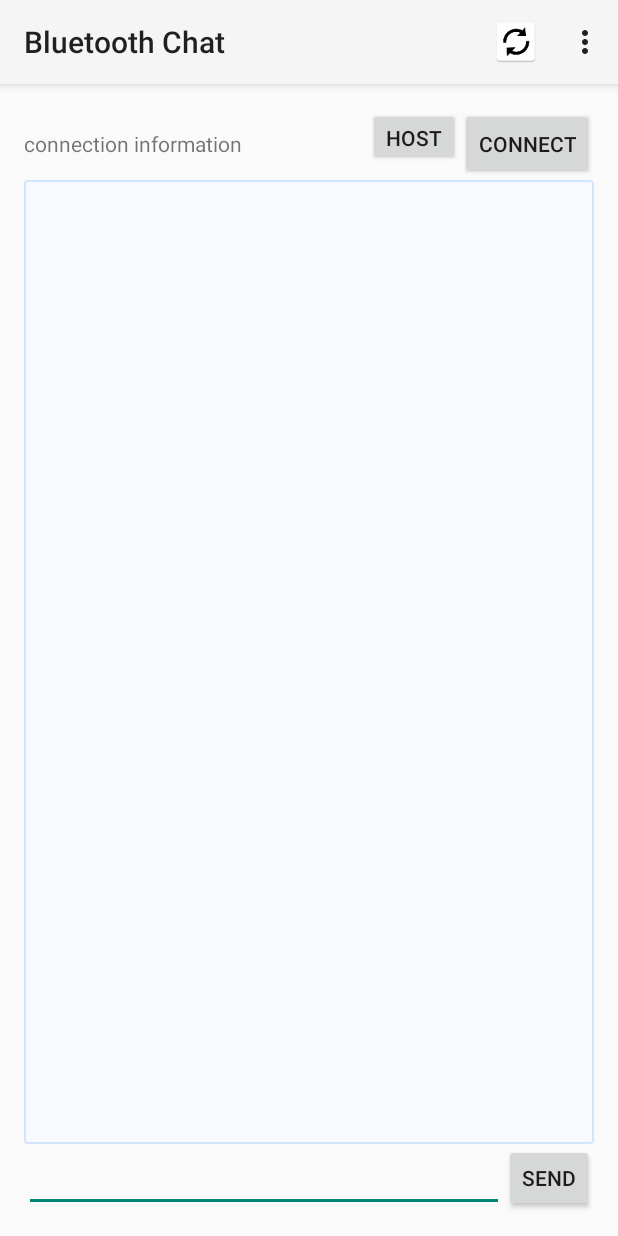
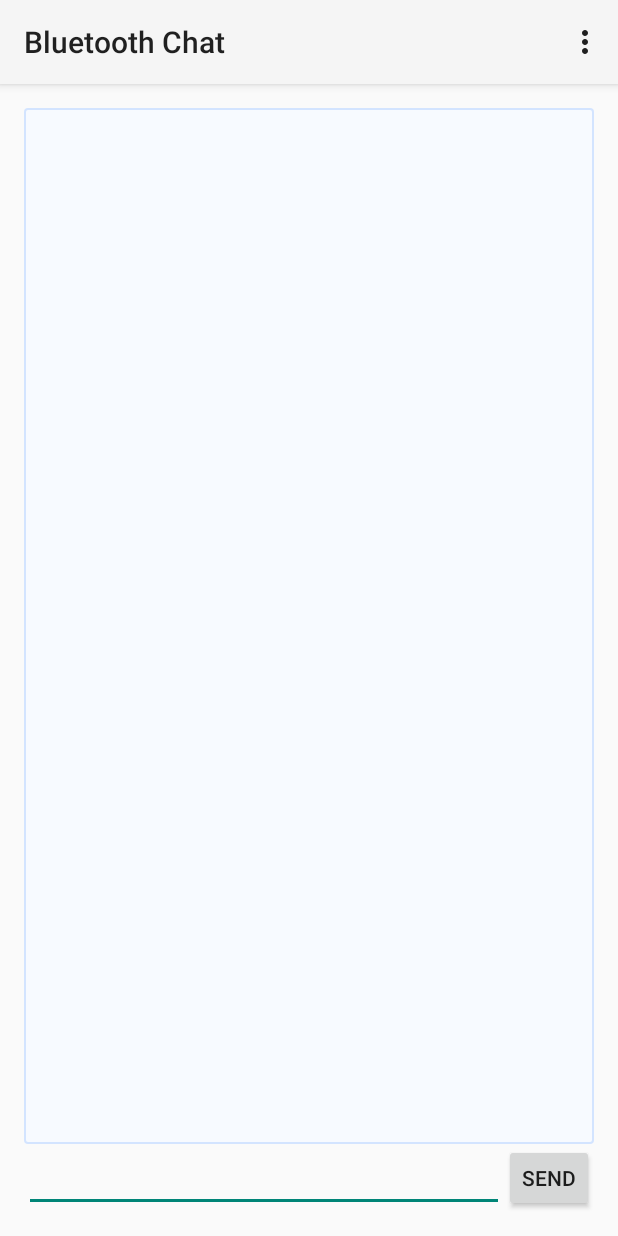
Before and after one commit to karas-michal/Bluetooth_Chat_Application, an Android app: the screen it shows after launch (MainActivity), on a phone screen of 412 x 824 dp. Run offline under Robolectric (Android 15) with nearby library versions, the phone set to English and light mode, and no system bars; 2 statements that could not run were skipped.

Commit message:
Improved GUI

```diff
--- a/app/src/main/java/progzesp/btchat/chat/ChatService.java
+++ b/app/src/main/java/progzesp/btchat/chat/ChatService.java
@@ -37,7 +37,7 @@ public class ChatService extends Service {
                 e.printStackTrace();
             }
             if (bytes >0 ) {
-                activity.updateClient(new String(buffer), "OUT"); //Update Activity (client) by the implementd callback
+                activity.updateClient(new String(buffer)); //Update Activity (client) by the implementd callback
                 bytes = 0;
             }
             handler.postDelayed(serviceRunnable, 1000);
@@ -71,7 +71,7 @@ public class ChatService extends Service {
     public void sendMessage(String text) throws IOException {
         //TODO
         outputStream.write(text.getBytes());
-        Toast.makeText(getApplicationContext(), "msg send", Toast.LENGTH_SHORT).show();
+        Toast.makeText(getApplicationContext(), "Message sent", Toast.LENGTH_SHORT).show();
     }
 
     public void setBluetoothSocket(BluetoothSocket s) throws IOException {
@@ -88,6 +88,6 @@ public class ChatService extends Service {
 
     //callbacks interface for communication with service clients!
     public interface Callbacks{
-        void updateClient(String data, String id);
+        void updateClient(String data);
     }
 }
--- a/app/src/main/res/layout/activity_main.xml
+++ b/app/src/main/res/layout/activity_main.xml
@@ -48,26 +48,4 @@
             android:layout_below="@+id/textView"
             android:layout_alignParentRight="true"/>
 
-    <TextView
-            android:layout_width="wrap_content"
-            android:layout_height="wrap_content"
-            android:textAppearance="?android:attr/textAppearanceSmall"
-            android:text="@string/your_color_connected_devices"
-            android:id="@+id/textView2"
-            android:paddingBottom="5dp"
-            android:layout_alignBaseline="@+id/connectButton" android:layout_alignBottom="@+id/connectButton"
-            android:layout_alignParentLeft="true" android:layout_alignParentStart="true"/>
-    <Button
-            style="?android:attr/buttonStyleSmall"
-            android:layout_width="wrap_content"
-            android:layout_height="wrap_content"
-            android:text="Connect"
-            android:id="@+id/connectButton"
-            android:layout_alignParentTop="true" android:layout_alignRight="@+id/textView"
-            android:layout_alignEnd="@+id/textView"/>
-    <Button style="?android:attr/buttonStyleSmall" android:layout_width="wrap_content"
-            android:layout_height="wrap_content" android:text="Host" android:id="@+id/hostButton"
-            android:layout_alignBottom="@+id/textView2" android:layout_toLeftOf="@+id/connectButton"
-            android:layout_toStartOf="@+id/connectButton"/>
-
 </RelativeLayout>
--- a/app/src/main/res/menu/menu.xml
+++ b/app/src/main/res/menu/menu.xml
@@ -2,15 +2,11 @@
 <menu xmlns:android="http://schemas.android.com/apk/res/android"
     xmlns:app="http://schemas.android.com/apk/res-auto">
     <!-- "Mark Favorite", should appear as action button if possible -->
-    <item
-        android:id="@+id/action_quick_sync"
-        android:icon="@mipmap/ic_launcher"
-        android:title="@string/action_sync"
-        app:showAsAction="ifRoom"/>
 
     <!-- Settings, should always be in the overflow -->
-    <item android:id="@+id/action_settings"
-        android:title="@string/action_settings"
-        app:showAsAction="never"/>
+    <item android:title="@string/connect" android:id="@+id/connect"/>
+    <item
+            android:title="@string/host"
+            android:id="@+id/host"/>
 
 </menu>
--- a/app/src/main/res/values/strings.xml
+++ b/app/src/main/res/values/strings.xml
@@ -1,7 +1,6 @@
 <resources>
     <string name="app_name">Bluetooth Chat</string>
     <string name="send">Send</string>
-    <string name="action_settings">settings</string>
-    <string name="action_sync">synchronize</string>
-    <string name="your_color_connected_devices">connection information</string>
+    <string name="host">Host</string>
+    <string name="connect">Connect</string>
 </resources>
```
Also changed, not shown: app/src/main/java/progzesp/btchat/MainActivity.java (+32 -48 lines).
